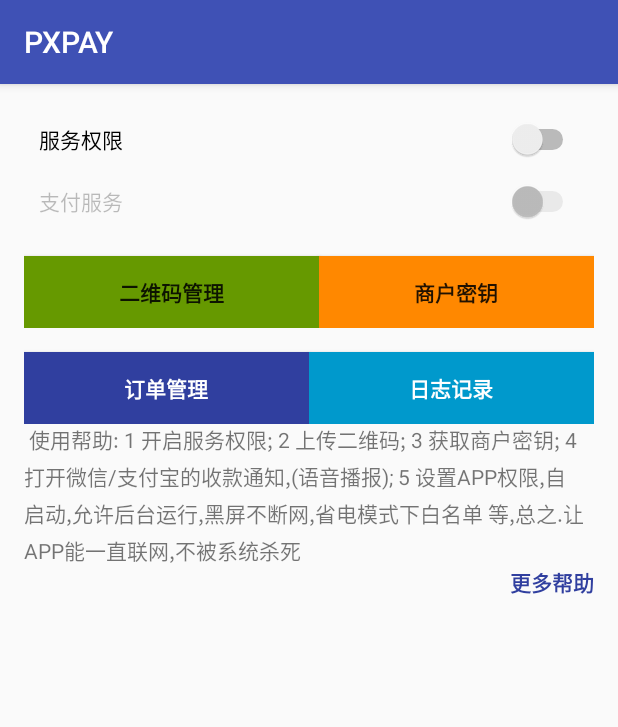
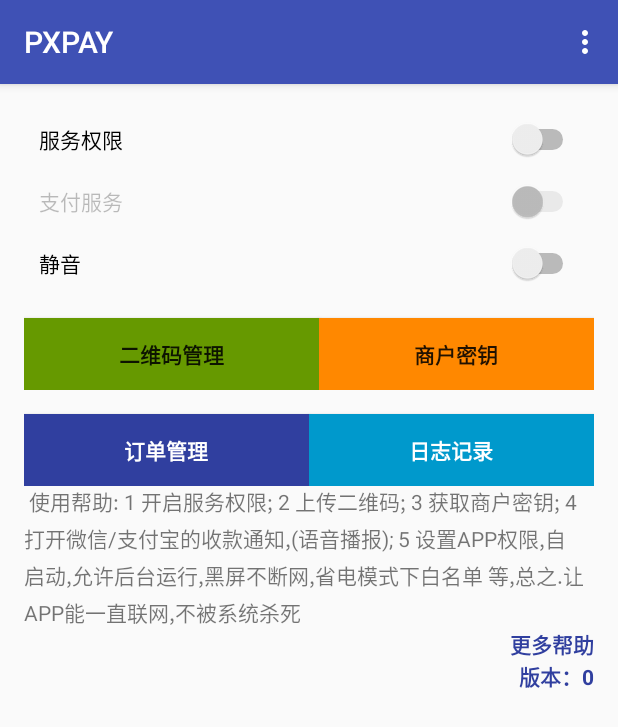
Before and after one commit to xinrui5577/xpay, an Android app: the MainActivity screen opened directly, with no data from a screen before it, on a phone screen of 412 x 824 dp. Shown: the top 727 px of the screen. Run offline under Robolectric (Android 15) with nearby library versions, the phone set to English and light mode, and no system bars; 2 statements that could not run were skipped.

Commit message:
添加静音功能

```diff
--- a/app/src/main/java/com/zhiyi/onepay/BootRecevier.java
+++ b/app/src/main/java/com/zhiyi/onepay/BootRecevier.java
@@ -14,7 +14,6 @@ public class BootRecevier extends BroadcastReceiver {
 
     @Override
     public void onReceive(Context context, Intent intent) {
-
         if (intent.getAction().equals(Intent.ACTION_BOOT_COMPLETED))
         {
             Intent i = new Intent(context, LoginActivity.class);
--- a/app/src/main/java/com/zhiyi/onepay/MainActivity.java
+++ b/app/src/main/java/com/zhiyi/onepay/MainActivity.java
@@ -5,6 +5,8 @@
 
 package com.zhiyi.onepay;
 
+import android.Manifest;
+import android.app.NotificationManager;
 import android.content.BroadcastReceiver;
 import android.content.ComponentName;
 import android.content.Context;
@@ -12,6 +14,7 @@ import android.content.Intent;
 import android.content.IntentFilter;
 import android.content.ServiceConnection;
 import android.content.pm.PackageManager;
+import android.media.AudioManager;
 import android.net.Uri;
 import android.os.Build;
 import android.os.Bundle;
@@ -19,10 +22,15 @@ import android.os.Handler;
 import android.os.IBinder;
 import android.os.Message;
 import android.provider.Settings;
+import android.support.annotation.RequiresApi;
+import android.support.v4.content.ContextCompat;
 import android.support.v7.app.AppCompatActivity;
 import android.text.TextUtils;
 import android.util.Log;
 import android.view.KeyEvent;
+import android.view.Menu;
+import android.view.MenuInflater;
+import android.view.MenuItem;
 import android.view.View;
 import android.widget.Button;
 import android.widget.CompoundButton;
@@ -31,6 +39,13 @@ import android.widget.TextView;
 import android.widget.Toast;
 
 import com.zhiyi.onepay.util.DBManager;
+import com.zhiyi.onepay.util.RequestUtils;
+import com.zhiyi.onepay.util.ToastUtil;
+
+import org.json.JSONException;
+import org.json.JSONObject;
+
+import java.io.IOException;
 
 public class MainActivity extends AppCompatActivity {
     private final static String TRUE = "true";
@@ -39,6 +54,7 @@ public class MainActivity extends AppCompatActivity {
 
     private Switch swt_fuwu;
     private Switch swt_service;
+    private Switch swt_mute;
     private Button btn_qrcode;
     private Button btn_merchant;
     private Button btn_log;
@@ -82,27 +98,38 @@ public class MainActivity extends AppCompatActivity {
     @Override
     protected void onCreate(Bundle savedInstanceState) {
         super.onCreate(savedInstanceState);
+        Log.i("ZYKJ", "mainactivity");
         setContentView(R.layout.activity_main);
 
         swt_fuwu = (Switch)findViewById(R.id.p1);
         swt_service = (Switch)findViewById(R.id.service);
+        swt_mute = (Switch)findViewById(R.id.mute);
 
         btn_qrcode = (Button) findViewById(R.id.btn_qrcode);
         btn_merchant = (Button)findViewById(R.id.btn_merchant);
         btn_log = (Button)findViewById(R.id.btn_log);
 
         swt_service.setChecked(false);
-        handler = new Handler();
+        handler = new Handler(){
+            public void handleMessage(Message msg) {
+
+            }
+        };
 
         textView = (TextView)findViewById(R.id.textView_Help);
         dbm = new DBManager(this);
-
+        //
+        swt_mute.setChecked(!AppConst.PlaySounds);
+        //
+        TextView textv = (TextView)findViewById(R.id.textView_version);
         try {
             AppConst.version = getPackageManager().getPackageInfo(getPackageName(),0).versionCode;
+            // 显示版本号
+            textv.setText(textv.getText()+""+AppConst.version);
+            //
         } catch (PackageManager.NameNotFoundException e) {
             e.printStackTrace();
         }
-
 
         IntentFilter filter = new IntentFilter(AppConst.IntentAction);
         registerReceiver(receiver,filter);
@@ -168,10 +195,35 @@ public class MainActivity extends AppCompatActivity {
                 startActivity(intent);
             }
         });
+        // 静音
+        swt_mute.setOnCheckedChangeListener(new CompoundButton.OnCheckedChangeListener(){
+            @Override
+            public void onCheckedChanged(CompoundButton buttonView, boolean isChecked) {
+                changeMutestate(isChecked);
+            }
+        });
+        // 手动一键退出
+//        Button but_exit = (Button)findViewById(R.id.btn_exit);
+//        but_exit.setOnClickListener(new View.OnClickListener(){
+//            @Override
+//            public void onClick(View view) {
+//                AppConst.ManualExit = true;
+//                dbm.setConfig(AppConst.KeyManualExit,""+AppConst.ManualExit);
+//                android.os.Process.killProcess(android.os.Process.myPid());
+//
+////                System.exit(0);
+//            }
+//        });
+
         Intent intent = new Intent(this, MainService.class);
         intent.putExtra("from", "MainActive");
         bindService(intent, conn, BIND_AUTO_CREATE);
         checkStatus();
+    }
+
+    void test(){
+        service.stopSelf();
+        stopService(new Intent(this, NotificationMonitorService.class));
     }
 
     @Override
@@ -179,8 +231,47 @@ public class MainActivity extends AppCompatActivity {
         super.onResume();
         checkStatus();
     }
+    @Override
+    public boolean onCreateOptionsMenu(Menu menu) {
+        getMenuInflater().inflate(R.menu.menu_main, menu);
+        return super.onCreateOptionsMenu(menu);
+    }
 
-    private boolean enabedPrivileges;
+    public boolean onOptionsItemSelected(MenuItem item) {
+        switch (item.getItemId()) {
+            case R.id.action_bindcode:
+                Toast.makeText(MainActivity.this, "you click add_item", Toast.LENGTH_SHORT).show();
+
+                Log.i("yyk","url === "+AppConst.authUrl("person/Merchant/addBindCode"));
+                RequestUtils.getRequest(AppConst.authUrl("person/Merchant/addBindCode"), new IHttpResponse() {
+
+                    @Override
+                    public void OnHttpData(String data) {
+
+                        try{
+                            JSONObject json = new JSONObject(data);
+                            Log.i("yyk","msg === "+json.getString("msg"));
+                        }
+                        catch (JSONException je){
+                                Log.i("yyk","msg === "+je.getMessage());
+                        }
+                        Message msg = new Message();
+                        msg.what = 1;
+                        msg.obj = "time";
+                    }
+
+                    @Override
+                    public void OnHttpDataError(IOException e) {
+
+                    }
+                });
+                break;
+        }
+        return true;
+    }
+
+
+        private boolean enabedPrivileges;
     private void checkStatus(){
         //权限开启.才能启动服务
         boolean enabled = isEnabled();
@@ -206,6 +297,10 @@ public class MainActivity extends AppCompatActivity {
 
     }
 
+    private void changeMutestate(boolean ischecked){
+        AppConst.PlaySounds = !ischecked;
+        dbm.setConfig(AppConst.KeyMute,""+AppConst.PlaySounds);
+    }
 
     @Override
     public boolean onKeyDown(int keyCode, KeyEvent event) {
--- a/app/src/main/res/layout/activity_main.xml
+++ b/app/src/main/res/layout/activity_main.xml
@@ -34,17 +34,27 @@
                 android:layout_width="match_parent"
                 android:layout_height="wrap_content"
                 android:padding="10dp"
-                android:textOn="@string/textOn"
+                android:text="@string/action_to_privileges"
                 android:textOff="@string/textOff"
-                android:text="@string/action_to_privileges" />
+                android:textOn="@string/textOn" />
+
             <Switch
                 android:id="@+id/service"
                 android:layout_width="match_parent"
                 android:layout_height="wrap_content"
                 android:padding="10dp"
-                android:textOn="@string/textOn"
+                android:text="@string/action_to_open"
                 android:textOff="@string/textOff"
-                android:text="@string/action_to_open" />
+                android:textOn="@string/textOn" />
+
+            <Switch
+                android:id="@+id/mute"
+                android:layout_width="match_parent"
+                android:layout_height="wrap_content"
+                android:padding="10dp"
+                android:text="@string/action_to_mute"
+                android:textOff="@string/textOff"
+                android:textOn="@string/textOn" />
 
             <LinearLayout
                 android:layout_width="match_parent"
@@ -61,6 +71,7 @@
                     android:background="@android:color/holo_green_dark"
                     android:text="@string/action_qrcode"
                     android:textStyle="bold" />
+
                 <Button
                     android:id="@+id/btn_merchant"
                     style="@style/Widget.AppCompat.Button.Small"
@@ -72,6 +83,7 @@
                     android:text="@string/action_merchant"
                     android:textStyle="bold" />
             </LinearLayout>
+
             <LinearLayout
                 android:layout_width="match_parent"
                 android:layout_height="wrap_content"
@@ -80,27 +92,35 @@
                 <Button
                     android:id="@+id/btn_order"
                     style="@style/Widget.AppCompat.Button.Colored"
-                android:background="@color/colorPrimaryDark"
                     android:layout_width="wrap_content"
                     android:layout_height="wrap_content"
                     android:layout_marginTop="16dp"
                     android:layout_weight="1"
+                    android:background="@color/colorPrimaryDark"
                     android:text="@string/action_order"
                     android:textStyle="bold" />
 
                 <Button
                     android:id="@+id/btn_log"
                     style="@style/Widget.AppCompat.Button.Colored"
-                android:background="@android:color/holo_blue_dark"
                     android:layout_width="wrap_content"
                     android:layout_height="wrap_content"
                     android:layout_marginTop="16dp"
                     android:layout_weight="1"
+                    android:background="@android:color/holo_blue_dark"
                     android:text="@string/action_to_log"
                     android:textStyle="bold" />
 
 
             </LinearLayout>
+
+            <!--<Button-->
+                <!--android:id="@+id/btn_exit"-->
+                <!--android:layout_width="match_parent"-->
+                <!--android:layout_height="wrap_content"-->
+                <!--android:text="一键退出"-->
+                <!--android:textStyle="bold"-->
+                <!--/>-->
 
             <TextView
                 android:layout_width="match_parent"
@@ -127,6 +147,18 @@
                 android:textAlignment="textEnd"
                 android:textColor="?attr/colorPrimaryDark"
                 android:textStyle="bold" />
+
+            <TextView
+                android:id="@+id/textView_version"
+                android:layout_width="match_parent"
+                android:layout_height="wrap_content"
+                android:layout_weight="1"
+                android:lineSpacingExtra="4sp"
+                android:text="版本："
+                android:textAlignment="textEnd"
+                android:textColor="?attr/colorPrimaryDark"
+                android:textStyle="bold" />
+
         </LinearLayout>
 
 
--- a/app/src/main/res/menu/menu_main.xml
+++ b/app/src/main/res/menu/menu_main.xml
@@ -1,10 +1,11 @@
 <menu xmlns:android="http://schemas.android.com/apk/res/android"
     xmlns:app="http://schemas.android.com/apk/res-auto"
     xmlns:tools="http://schemas.android.com/tools"
-    tools:context="com.example.administrator.myapplication.MainActivity">
-    <item
-        android:id="@+id/action_settings"
-        android:orderInCategory="100"
-        android:title="@string/action_help"
-        app:showAsAction="never" />
+    tools:context=".MainActivity" >
+
+
+<item
+    android:id="@+id/action_bindcode"
+    android:orderInCategory="100"
+    android:title="@string/action_bindcode"/>
 </menu>
--- a/app/src/main/res/values/strings.xml
+++ b/app/src/main/res/values/strings.xml
@@ -2,6 +2,7 @@
     <string name="app_name">PXPAY</string>
     <string name="app_name2">个人支付专家</string>
     <string name="action_help">帮助</string>
+    <string name="action_bindcode">获取绑定码</string>>
     <!--<string name="title_activity_login">登录</string>-->
 
     <!-- Strings related to login -->
@@ -13,6 +14,7 @@
     <string name="action_to_log">日志记录</string>
     <string name="action_to_privileges">服务权限</string>
     <string name="action_open_setting">打开权限设置</string>
+    <string name="action_to_mute">静音</string>
     <string name="action_order">订单管理</string>
     <string name="action_qrcode">二维码管理</string>
     <string name="action_merchant">商户密钥</string>
```
Also changed, not shown: app/src/main/java/com/zhiyi/onepay/AppConst.java (+7 -1 lines), app/src/main/java/com/zhiyi/onepay/LoginActivity.java (+16 -0 lines), app/src/main/java/com/zhiyi/onepay/MainService.java (+7 -2 lines), app/src/main/java/com/zhiyi/onepay/NotificationMonitorService.java (+21 -1 lines). Lines whose indentation alone changed are shown as unchanged.
